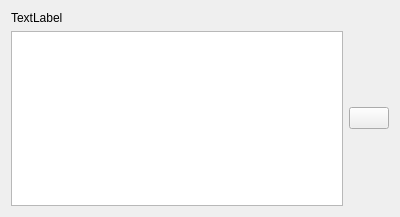
Before: the Qt Designer form src/DebconfMultiselect.ui in KDE/libdebconf-kde, drawn with Qt 5.
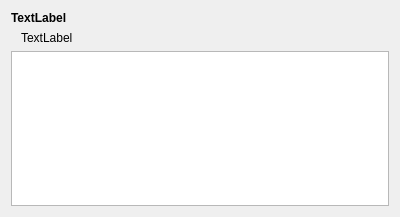
After: the same form once the commit is applied. Custom widgets are drawn as their Qt base class.

Commit message: Adding Messages.sh Show the extended description as a Label

What changed in the file:
```diff
--- a/src/DebconfMultiselect.ui
+++ b/src/DebconfMultiselect.ui
@@ -19,6 +19,12 @@
   <layout class="QGridLayout" name="gridLayout">
    <item row="0" column="0">
     <widget class="QLabel" name="descriptionL">
+     <property name="font">
+      <font>
+       <weight>75</weight>
+       <bold>true</bold>
+      </font>
+     </property>
      <property name="text">
       <string>TextLabel</string>
      </property>
@@ -30,7 +36,7 @@
      </property>
     </widget>
    </item>
-   <item row="1" column="0">
+   <item row="2" column="0">
     <widget class="QListView" name="multiselectLV">
      <property name="editTriggers">
       <set>QAbstractItemView::NoEditTriggers</set>
@@ -43,25 +49,24 @@
      </property>
     </widget>
    </item>
-   <item row="1" column="1">
-    <widget class="KPushButton" name="helpPB">
-     <property name="sizePolicy">
-      <sizepolicy hsizetype="Fixed" vsizetype="Fixed">
-       <horstretch>0</horstretch>
-       <verstretch>0</verstretch>
-      </sizepolicy>
+   <item row="1" column="0">
+    <widget class="QLabel" name="extendedDescriptionL">
+     <property name="text">
+      <string>TextLabel</string>
+     </property>
+     <property name="wordWrap">
+      <bool>true</bool>
+     </property>
+     <property name="indent">
+      <number>10</number>
+     </property>
+     <property name="buddy">
+      <cstring>multiselectLV</cstring>
      </property>
     </widget>
    </item>
   </layout>
  </widget>
- <customwidgets>
-  <customwidget>
-   <class>KPushButton</class>
-   <extends>QPushButton</extends>
-   <header>kpushbutton.h</header>
-  </customwidget>
- </customwidgets>
  <resources/>
  <connections/>
 </ui>
```
The commit also changes 15 other files.
